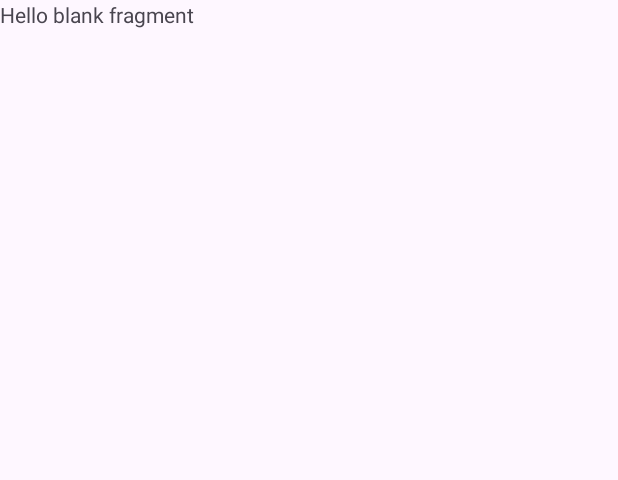
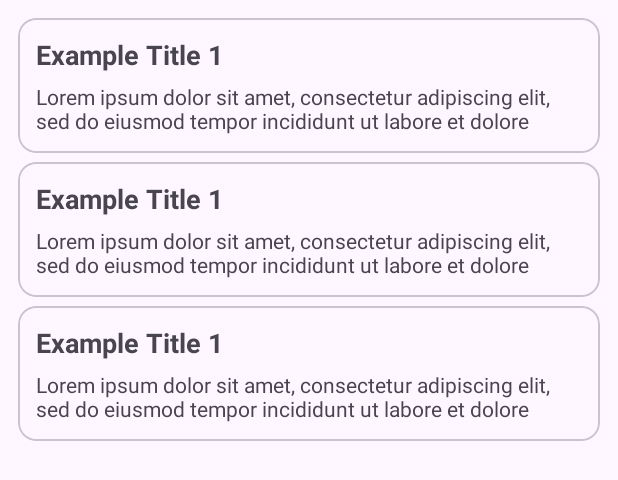
Before and after one commit to PutraGandaD/PracticeViewModel_SetData, an Android app: the layout fragment_list.xml on its own in the app's theme, with its tools: preview values and no code run, on a phone screen of 412 x 824 dp. Shown: the top 480 px of the screen. Run offline under Robolectric (Android 15) with nearby library versions, the phone set to English and light mode, and no system bars.

Commit message:
Added Layout for RecyclerView and both fragments

```diff
--- a/app/build.gradle.kts
+++ b/app/build.gradle.kts
@@ -33,6 +33,9 @@ android {
     kotlinOptions {
         jvmTarget = "1.8"
     }
+    buildFeatures {
+        viewBinding = true
+    }
 }
 
 dependencies {
--- a/app/src/main/res/layout/fragment_list.xml
+++ b/app/src/main/res/layout/fragment_list.xml
@@ -1,14 +1,20 @@
 <?xml version="1.0" encoding="utf-8"?>
-<FrameLayout xmlns:android="http://schemas.android.com/apk/res/android"
+<androidx.constraintlayout.widget.ConstraintLayout xmlns:android="http://schemas.android.com/apk/res/android"
+    xmlns:app="http://schemas.android.com/apk/res-auto"
     xmlns:tools="http://schemas.android.com/tools"
     android:layout_width="match_parent"
     android:layout_height="match_parent"
-    tools:context=".fragments.FragmentList">
+    tools:context=".fragments.FragmentList"
+    android:padding="12dp">
 
-    <!-- TODO: Update blank fragment layout -->
-    <TextView
+    <androidx.recyclerview.widget.RecyclerView
+        android:id="@+id/rv_fragmentlist"
         android:layout_width="match_parent"
-        android:layout_height="match_parent"
-        android:text="@string/hello_blank_fragment" />
+        android:layout_height="wrap_content"
+        app:layout_constraintEnd_toEndOf="parent"
+        app:layout_constraintStart_toStartOf="parent"
+        app:layout_constraintTop_toTopOf="parent"
+        tools:listitem="@layout/rv_list_card"
+        tools:itemCount="3"/>
 
-</FrameLayout>
+</androidx.constraintlayout.widget.ConstraintLayout>
--- /dev/null
+++ b/app/src/main/res/layout/rv_list_card.xml
@@ -0,0 +1,36 @@
+<?xml version="1.0" encoding="utf-8"?>
+<com.google.android.material.card.MaterialCardView xmlns:android="http://schemas.android.com/apk/res/android"
+    android:layout_width="match_parent"
+    android:layout_height="wrap_content"
+    android:layout_marginBottom="6dp"
+    xmlns:app="http://schemas.android.com/apk/res-auto">
+
+    <androidx.constraintlayout.widget.ConstraintLayout
+        android:layout_width="match_parent"
+        android:layout_height="match_parent"
+        android:padding="12dp">
+
+        <TextView
+            android:id="@+id/tv_list_card_title"
+            android:layout_width="wrap_content"
+            android:layout_height="wrap_content"
+            android:text="@string/placeholder_title_card"
+            android:textStyle="bold"
+            android:textSize="18sp"
+            app:layout_constraintStart_toStartOf="parent"
+            app:layout_constraintTop_toTopOf="parent"/>
+
+        <TextView
+            android:id="@+id/tv_list_card_desc"
+            android:layout_width="wrap_content"
+            android:layout_height="wrap_content"
+            android:layout_marginTop="6dp"
+            android:text="@string/placeholder_desc_lorem"
+            android:textSize="14sp"
+            android:maxLines="2"
+            app:layout_constraintStart_toStartOf="parent"
+            app:layout_constraintTop_toBottomOf="@id/tv_list_card_title"/>
+
+    </androidx.constraintlayout.widget.ConstraintLayout>
+
+</com.google.android.material.card.MaterialCardView>
--- a/app/src/main/res/values/strings.xml
+++ b/app/src/main/res/values/strings.xml
@@ -2,4 +2,6 @@
     <string name="app_name">PracticeViewModel</string>
     <!-- TODO: Remove or change this placeholder text -->
     <string name="hello_blank_fragment">Hello blank fragment</string>
+    <string name="placeholder_title_card">Example Title 1</string>
+    <string name="placeholder_desc_lorem">Lorem ipsum dolor sit amet, consectetur adipiscing elit, sed do eiusmod tempor incididunt ut labore et dolore magna aliqua. Ut enim ad minim veniam, quis nostrud exercitation ullamco laboris nisi ut aliquip ex ea commodo consequat. Duis aute irure dolor in reprehenderit in voluptate velit esse cillum dolore eu fugiat nulla pariatur. Excepteur sint occaecat cupidatat non proident, sunt in culpa qui officia deserunt mollit anim id est laborum.</string>
 </resources>
```
Also changed, not shown: app/src/main/res/layout/fragment_detail.xml (+24 -7 lines).
